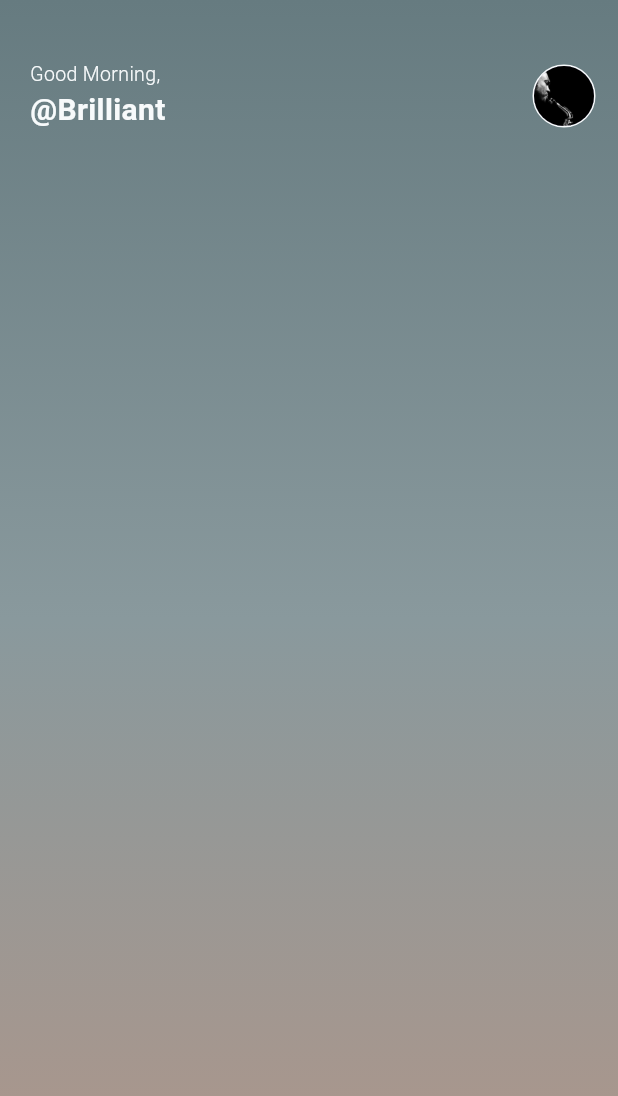
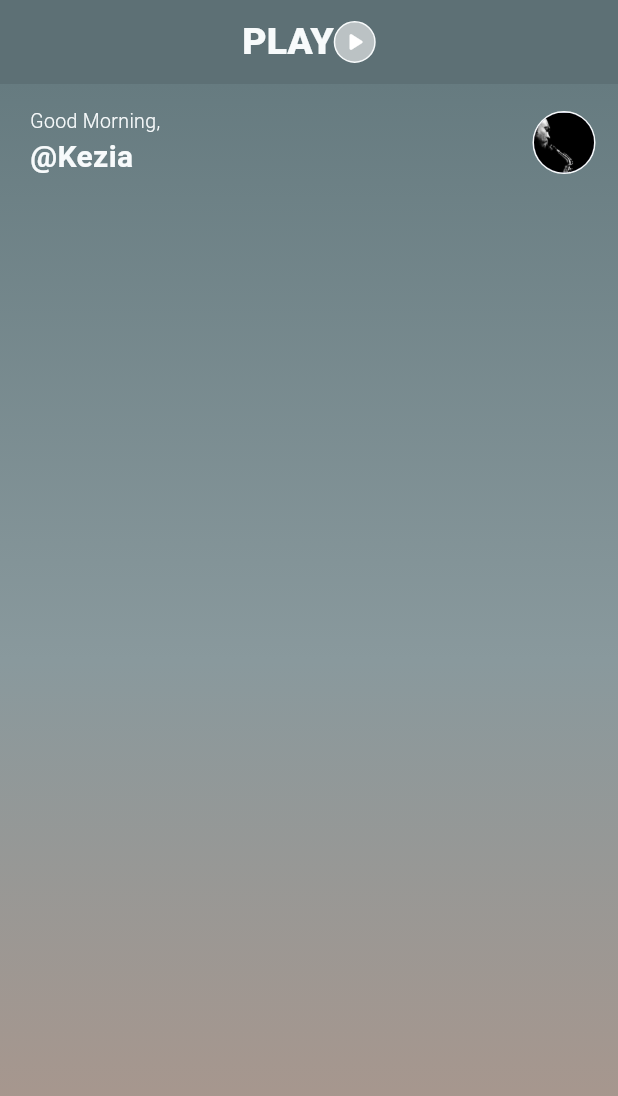
Before and after one commit to kwakyebrilliant/play, a Flutter app: the HomePage screen opened directly, on a phone screen of 412 x 824 dp. Shown: the top 1096 px of the screen. Run offline on Flutter 3.47's test engine with Material 3 defaults, Android fonts, the phone set to English and light mode, and no system bars.

Commit message:
home updates

```diff
--- a/lib/screens/home/home_page.dart
+++ b/lib/screens/home/home_page.dart
@@ -22,6 +22,46 @@ class _HomePageState extends State<HomePage> {
   @override
   Widget build(BuildContext context) {
     return Scaffold(
+      appBar: AppBar(
+        backgroundColor: const Color(0xFF5d7075),
+        elevation: 0,
+        centerTitle: true,
+        automaticallyImplyLeading: false,
+        title: Row(
+          mainAxisAlignment: MainAxisAlignment.center,
+          children: [
+            // Play text
+            const Text(
+              'PLAY',
+              style: TextStyle(
+                fontSize: 25.0,
+                fontWeight: FontWeight.w800,
+                color: Color(0xFFF7fAFB),
+              ),
+            ),
+
+            // Play icon wrapped in a container
+            Container(
+              height: 28.0,
+              width: 28.0,
+              decoration: BoxDecoration(
+                color: const Color(0xFFE3E5E5).withOpacity(0.7),
+                borderRadius: BorderRadius.circular(60.0),
+                border: Border.all(
+                  width: 1.0,
+                  color: const Color(0xFFF7fAFB),
+                ),
+              ),
+              // Play icon
+              child: const Icon(
+                Icons.play_arrow_rounded,
+                size: 20.0,
+                color: Colors.white,
+              ),
+            ),
+          ],
+        ),
+      ),
       body: Container(
         height: MediaQuery.of(context).size.height,
         width: MediaQuery.of(context).size.width,
@@ -38,7 +78,7 @@ class _HomePageState extends State<HomePage> {
         ),
         child: SingleChildScrollView(
           child: Padding(
-            padding: const EdgeInsets.only(left: 15.0, right: 15.0, top: 40.0),
+            padding: const EdgeInsets.only(left: 15.0, right: 15.0, top: 15.0),
             child: Column(
               children: [
                 //profile, greeting and username
@@ -66,7 +106,7 @@ class _HomePageState extends State<HomePage> {
 
                               //username here
                               const Text(
-                                '@Brilliant',
+                                '@Kezia',
                                 style: TextStyle(
                                   fontSize: 20.0,
                                   color: Color(0xFFF7fAFB),
```
